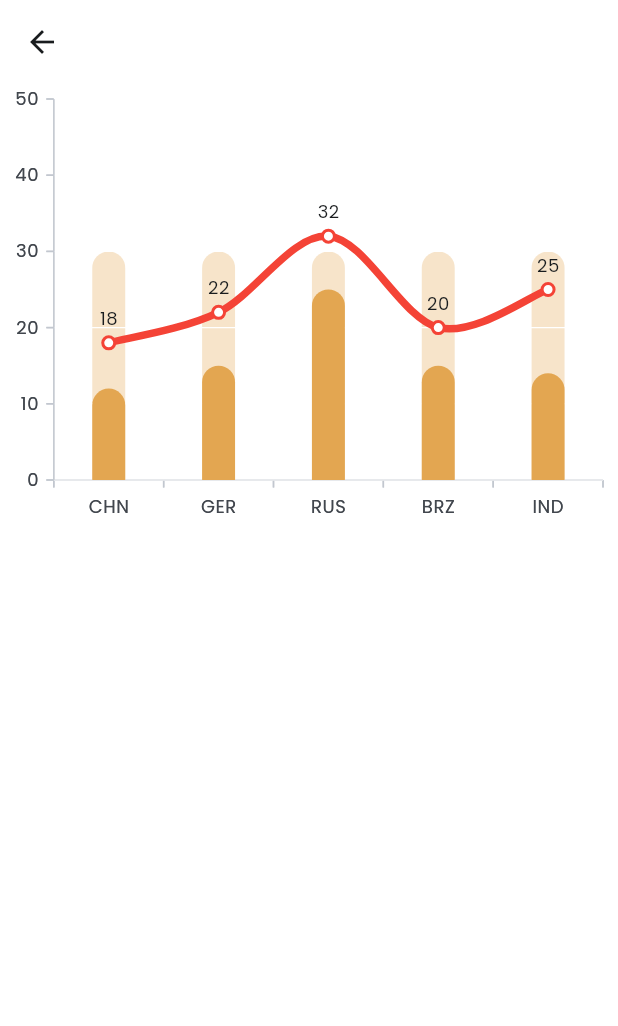
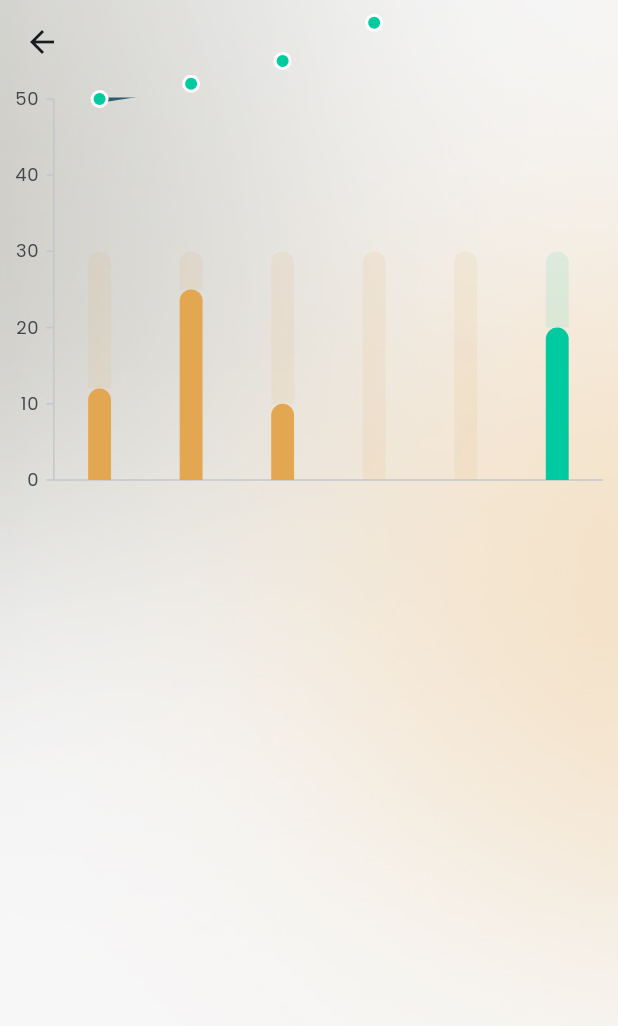
Before and after one commit to abc-elearning-app/abc_flutter_components, a Flutter app: the TestPersonalPlanChart screen opened by its route, on a phone screen of 412 x 824 dp. Shown: the top 1026 px of the screen. Run offline on Flutter 3.47's test engine with Material 3 defaults, Android fonts, the phone set to English and light mode, and no system bars; drawn by our look-alikes of oktoast; our stand-ins replace figma_squircle, flutter_svg, fluttertoast, percent_indicator, pinput, syncfusion_flutter_charts.

Commit message:
new_charts

```diff
--- a/example/lib/screens/new_components/personal_plan_chart.dart
+++ b/example/lib/screens/new_components/personal_plan_chart.dart
@@ -6,8 +6,16 @@ class TestPersonalPlanChart extends StatelessWidget {
 
   @override
   Widget build(BuildContext context) {
-    return Scaffold(
-      appBar: AppBar(),
+    return Container(
+      decoration: const BoxDecoration(
+          image: DecorationImage(
+              image: AssetImage('assets/images/chart_background.png'),
+              fit: BoxFit.cover)),
+      child: Scaffold(
+        backgroundColor: Colors.transparent,
+        appBar: AppBar(
+          backgroundColor: Colors.transparent,
+        ),
         body: Column(
           children: [
             PersonalPlanChart(
@@ -16,6 +24,7 @@ class TestPersonalPlanChart extends StatelessWidget {
             )
           ],
         ),
+      ),
     );
   }
 }
--- a/lib/src/widgets/personal_plan_chart/personal_plan_chart.dart
+++ b/lib/src/widgets/personal_plan_chart/personal_plan_chart.dart
@@ -2,20 +2,35 @@ import 'package:flutter/material.dart';
 import 'package:syncfusion_flutter_charts/charts.dart';
 
 class ChartData {
-  ChartData(this.category, this.expected, this.actual, this.lineValue);
-
   final String category;
   final double expected;
   final double actual;
-  final double lineValue; // Value for the line graph
+  final double lineValue;
+  final Color barColor;
+  final Color lineColor;
+
+  ChartData(this.category,
+      this.expected,
+      this.actual,
+      this.lineValue,
+      this.barColor,
+      this.lineColor,);
 }
 
 class PersonalPlanChart extends StatefulWidget {
   final Color mainColor;
   final Color correctColor;
 
-  const PersonalPlanChart(
-      {super.key, required this.mainColor, required this.correctColor});
+  final double minColumnValue;
+  final double maxColumnValue;
+  final double columnInterval;
+
+  const PersonalPlanChart({super.key,
+    this.mainColor = const Color(0xFFE3A651),
+    this.correctColor = const Color(0xFF00CA9F),
+    this.minColumnValue = 0,
+    this.maxColumnValue = 50,
+    this.columnInterval = 10});
 
   @override
   State<PersonalPlanChart> createState() => _PersonalPlanChartState();
@@ -28,11 +43,12 @@ class _PersonalPlanChartState extends State<PersonalPlanChart> {
   @override
   void initState() {
     data = [
-      ChartData('CHN', 30, 12, 18),
-      ChartData('GER', 30, 15, 22),
-      ChartData('RUS', 30, 25, 32),
-      ChartData('BRZ', 30, 15, 20),
-      ChartData('IND', 30, 14, 25),
+      ChartData('10/3', 30, 12, 50, widget.mainColor, widget.mainColor),
+      ChartData('11/3', 30, 25, 52, widget.mainColor, widget.mainColor),
+      ChartData('12/3', 30, 10, 55, widget.mainColor, widget.mainColor),
+      ChartData('13/3', 30, 0, 60, widget.mainColor, widget.correctColor),
+      ChartData('14/3', 30, 0, 65, widget.mainColor, widget.correctColor),
+      ChartData('15/3', 30, 20, 70, widget.correctColor, widget.correctColor),
     ];
     _tooltip = TooltipBehavior(enable: true);
     super.initState();
@@ -40,60 +56,98 @@ class _PersonalPlanChartState extends State<PersonalPlanChart> {
 
   @override
   Widget build(BuildContext context) {
-    return Stack(
-      children: [
-        SfCartesianChart(
-          primaryXAxis: CategoryAxis(),
-          primaryYAxis: NumericAxis(minimum: 0, maximum: 50, interval: 10),
+    return SfCartesianChart(
+      onMarkerRender: (args) {
+        final value = data[args.pointIndex!];
+
+        args.markerHeight = 12;
+        args.markerWidth = 12;
+        args.borderWidth = 2;
+
+        if (value.lineValue == 60) {
+          args.borderColor = widget.correctColor;
+          args.color = Colors.white;
+        } else if (value.lineValue == 70) {
+          args.color = widget.correctColor;
+          args.borderColor = Colors.white;
+        } else {
+          args.color = Colors.transparent;
+          args.borderColor = Colors.transparent;
+        }
+      },
+      plotAreaBorderWidth: 0,
+      primaryXAxis: const CategoryAxis(
+        labelStyle: TextStyle(color: Colors.transparent),
+        majorTickLines: MajorTickLines(width: 0),
+        majorGridLines: MajorGridLines(color: Colors.transparent),
+      ),
+      primaryYAxis: NumericAxis(
+        minimum: widget.minColumnValue,
+        maximum: widget.maxColumnValue,
+        interval: widget.columnInterval,
+        majorGridLines: const MajorGridLines(color: Colors.transparent),
+      ),
+      axes: const [
+        NumericAxis(
+          name: 'line',
+          plotOffset: 50,
+          opposedPosition: true,
+          minimum: 0,
+          maximum: 100,
+          interval: 50,
+          majorGridLines: MajorGridLines(color: Colors.transparent),
+        ),
+      ],
       tooltipBehavior: _tooltip,
       series: <CartesianSeries>[
-            // Background column representing expected values
-            ColumnSeries<ChartData, String>(
+        StackedColumnSeries<ChartData, String>(
           dataSource: data,
           xValueMapper: (ChartData data, _) => data.category,
-              yValueMapper: (ChartData data, _) => data.expected,
+          yValueMapper: (ChartData data, _) => data.actual,
           name: 'Expected',
-              color: widget.mainColor.withOpacity(0.3),
+          pointColorMapper: (ChartData data, _) => data.barColor,
           borderRadius: const BorderRadius.only(
             topRight: Radius.circular(50),
             topLeft: Radius.circular(50),
           ),
-              width: 0.3,
+          width: 0.25,
         ),
-          ],
-        ),
-        SfCartesianChart(
-          primaryXAxis: CategoryAxis(),
-          primaryYAxis: NumericAxis(minimum: 0, maximum: 50, interval: 10),
-          tooltipBehavior: _tooltip,
-          series: <CartesianSeries>[
-            // Background column representing expected values
-            ColumnSeries<ChartData, String>(
+        StackedColumnSeries<ChartData, String>(
           dataSource: data,
           xValueMapper: (ChartData data, _) => data.category,
-              yValueMapper: (ChartData data, _) => data.actual,
-              name: 'Expected',
-              color: widget.mainColor,
+          yValueMapper: (ChartData data, _) => data.expected - data.actual,
+          name: 'Actual',
+          pointColorMapper: (ChartData data, _) => data.barColor.withOpacity(0.1),
           borderRadius: const BorderRadius.only(
             topRight: Radius.circular(50),
             topLeft: Radius.circular(50),
           ),
-              width: 0.3,
+          width: 0.25,
         ),
         SplineSeries<ChartData, String>(
           dataSource: data,
           xValueMapper: (ChartData data, _) => data.category,
           yValueMapper: (ChartData data, _) => data.lineValue,
-              name: 'Line Value',
-              color: Colors.red,
+          yAxisName: 'line',
           width: 5,
-              dataLabelSettings: DataLabelSettings(isVisible: true),
+          pointColorMapper: (ChartData data, _) => data.lineColor,
           markerSettings: MarkerSettings(
               isVisible: true,
               shape: DataMarkerType.circle,
+              borderWidth: 2,
+              borderColor: Colors.white,
+              height: 10,
+              width: 10,
+              color: widget.correctColor),
         ),
-            ),
-          ],
+        SplineSeries<ChartData, String>(
+          dataSource: data,
+          xValueMapper: (ChartData data, _) => data.category,
+          yValueMapper: (ChartData data, _) => data.lineValue + 15,
+          yAxisName: 'line',
+          width: 6,
+          color: const Color(0xFFF1D6A9),
+          markerSettings: const MarkerSettings(isVisible: false),
         ),
       ],
     );
```
Also changed, not shown: example/assets/images/chart_background.png (added), 1 other file. Lines whose indentation alone changed are shown as unchanged.
